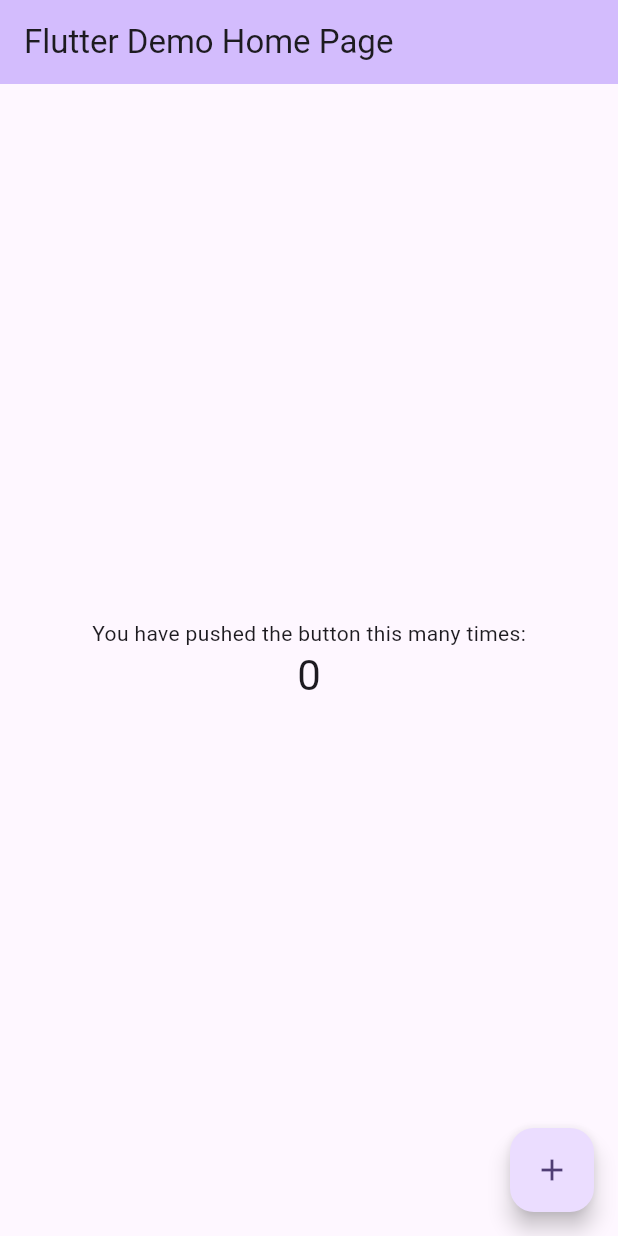
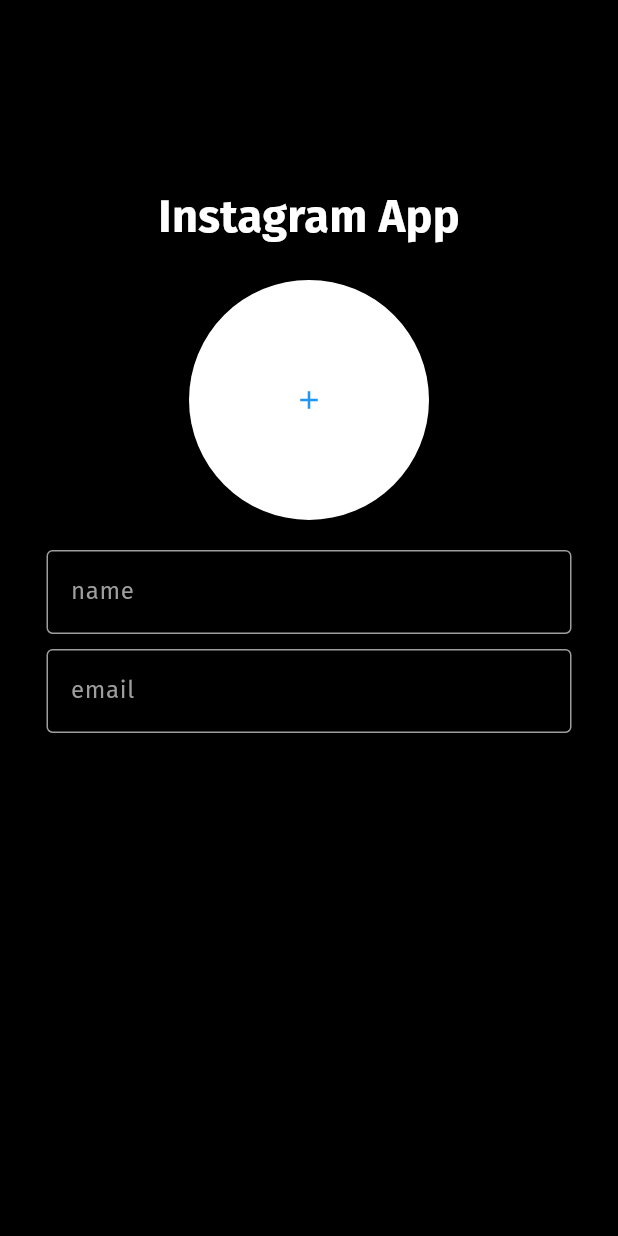
Before and after one commit to Eslamadelelkhouly/instagramapp, a Flutter app: the screen it shows after launch, on a phone screen of 412 x 824 dp. Run offline on Flutter 3.47's test engine with Material 3 defaults, Android fonts, the phone set to English and light mode, and no system bars; our stand-ins replace google_fonts.

Commit message:
add style , fonts , text field name and email , form

```diff
--- /dev/null
+++ b/lib/core/utils/style.dart
@@ -0,0 +1,17 @@
+import 'package:flutter/material.dart';
+
+abstract class Style {
+  static const textStyle20 = TextStyle(
+    fontSize: 20,
+  );
+
+  static const textStyle30 = TextStyle(
+    fontSize: 30,
+    fontWeight: FontWeight.bold,
+    color: Colors.white,
+  );
+
+  static const textStyle40 = TextStyle(
+    fontSize: 40,
+  );
+}
--- /dev/null
+++ b/lib/features/signUp/presentation/view/signup.dart
@@ -0,0 +1,13 @@
+import 'package:flutter/material.dart';
+import 'package:instagramapp/features/signUp/presentation/view/widget/signup_body.dart';
+
+class SignupScreen extends StatelessWidget {
+  const SignupScreen({super.key});
+
+  @override
+  Widget build(BuildContext context) {
+    return Scaffold(
+      body: SignupViewBody(),
+    );
+  }
+}
--- /dev/null
+++ b/lib/features/signUp/presentation/view/widget/form.dart
@@ -0,0 +1,31 @@
+import 'package:flutter/material.dart';
+import 'package:instagramapp/features/signUp/presentation/view/widget/text_form.dart';
+
+class CustomForm extends StatefulWidget {
+  CustomForm({super.key});
+
+  @override
+  State<CustomForm> createState() => _CustomFormState();
+}
+
+class _CustomFormState extends State<CustomForm> {
+  final GlobalKey key = GlobalKey<FormState>();
+
+  @override
+  Widget build(BuildContext context) {
+    return Form(
+      key: key,
+      child: Column(
+        children: [
+          const CustomTextForm(
+            hintext: 'name',
+          ),
+          const SizedBox(height: 10),
+          const CustomTextForm(
+            hintext: 'email',
+          ),
+        ],
+      ),
+    );
+  }
+}
--- /dev/null
+++ b/lib/features/signUp/presentation/view/widget/personal_image.dart
@@ -0,0 +1,29 @@
+import 'package:flutter/material.dart';
+
+class PersonalImage extends StatelessWidget {
+  const PersonalImage({super.key});
+
+  @override
+  Widget build(BuildContext context) {
+    return Stack(
+      children: [
+        CircleAvatar(
+          radius: 80,
+          backgroundColor: Colors.white,
+        ),
+        Positioned(
+          height: 80 * 2,
+          width: 80 * 2,
+          child: IconButton(
+            onPressed: () {},
+            icon: Icon(
+              size: 20,
+              Icons.add,
+              color: Colors.blue,
+            ),
+          ),
+        )
+      ],
+    );
+  }
+}
--- /dev/null
+++ b/lib/features/signUp/presentation/view/widget/signup_body.dart
@@ -0,0 +1,32 @@
+import 'package:flutter/material.dart';
+import 'package:instagramapp/core/utils/style.dart';
+import 'package:instagramapp/features/signUp/presentation/view/widget/form.dart';
+import 'package:instagramapp/features/signUp/presentation/view/widget/personal_image.dart';
+
+class SignupViewBody extends StatelessWidget {
+  const SignupViewBody({super.key});
+
+  @override
+  Widget build(BuildContext context) {
+    final width = MediaQuery.of(context).size.width;
+    final height = MediaQuery.of(context).size.height;
+    return SafeArea(
+      child: Align(
+        alignment: Alignment.topCenter,
+        child: Column(
+          children: [
+            SizedBox(height: height * 0.15),
+            const Text(
+              'Instagram App',
+              style: Style.textStyle30,
+            ),
+            SizedBox(height: 20),
+            const PersonalImage(),
+            SizedBox(height: 20),
+            CustomForm(),
+          ],
+        ),
+      ),
+    );
+  }
+}
--- /dev/null
+++ b/lib/features/signUp/presentation/view/widget/text_form.dart
@@ -0,0 +1,38 @@
+import 'package:flutter/material.dart';
+
+class CustomTextForm extends StatelessWidget {
+  const CustomTextForm({super.key, required this.hintext});
+  final String hintext;
+  @override
+  Widget build(BuildContext context) {
+    return Container(
+      width: 350,
+      child: TextFormField(
+        style: TextStyle(color: Colors.white),
+        validator: (value) {},
+        decoration: InputDecoration(
+          hintText: hintext,
+          hintStyle: TextStyle(color: Colors.grey),
+          focusedBorder: customborderfoucs(),
+          enabledBorder: customborderenable(),
+        ),
+      ),
+    );
+  }
+
+  OutlineInputBorder customborderenable() {
+    return OutlineInputBorder(
+      borderSide: BorderSide(
+        color: Colors.grey,
+      ),
+    );
+  }
+
+  OutlineInputBorder customborderfoucs() {
+    return OutlineInputBorder(
+      borderSide: BorderSide(
+        color: Colors.white,
+      ),
+    );
+  }
+}
--- a/lib/main.dart
+++ b/lib/main.dart
@@ -1,4 +1,6 @@
 import 'package:flutter/material.dart';
+import 'package:google_fonts/google_fonts.dart';
+import 'package:instagramapp/features/signUp/presentation/view/signup.dart';
 
 void main() {
   runApp(const MyApp());
@@ -11,115 +13,13 @@ class MyApp extends StatelessWidget {
   @override
   Widget build(BuildContext context) {
     return MaterialApp(
-      title: 'Flutter Demo',
+      debugShowCheckedModeBanner: false,
+      title: 'Instagram app',
       theme: ThemeData(
-        // This is the theme of your application.
-        //
-        // TRY THIS: Try running your application with "flutter run". You'll see
-        // the application has a purple toolbar. Then, without quitting the app,
-        // try changing the seedColor in the colorScheme below to Colors.green
-        // and then invoke "hot reload" (save your changes or press the "hot
-        // reload" button in a Flutter-supported IDE, or press "r" if you used
-        // the command line to start the app).
-        //
-        // Notice that the counter didn't reset back to zero; the application
-        // state is not lost during the reload. To reset the state, use hot
-        // restart instead.
-        //
-        // This works for code too, not just values: Most code changes can be
-        // tested with just a hot reload.
-        colorScheme: ColorScheme.fromSeed(seedColor: Colors.deepPurple),
-        useMaterial3: true,
+        scaffoldBackgroundColor: Colors.black,
+        fontFamily: GoogleFonts.firaSans().fontFamily,
       ),
-      home: const MyHomePage(title: 'Flutter Demo Home Page'),
+      home: SignupScreen(),
     );
   }
 }
-
-class MyHomePage extends StatefulWidget {
-  const MyHomePage({super.key, required this.title});
-
-  // This widget is the home page of your application. It is stateful, meaning
-  // that it has a State object (defined below) that contains fields that affect
-  // how it looks.
-
-  // This class is the configuration for the state. It holds the values (in this
-  // case the title) provided by the parent (in this case the App widget) and
-  // used by the build method of the State. Fields in a Widget subclass are
-  // always marked "final".
-
-  final String title;
-
-  @override
-  State<MyHomePage> createState() => _MyHomePageState();
-}
-
-class _MyHomePageState extends State<MyHomePage> {
-  int _counter = 0;
-
-  void _incrementCounter() {
-    setState(() {
-      // This call to setState tells the Flutter framework that something has
-      // changed in this State, which causes it to rerun the build method below
-      // so that the display can reflect the updated values. If we changed
-      // _counter without calling setState(), then the build method would not be
-      // called again, and so nothing would appear to happen.
-      _counter++;
-    });
-  }
-
-  @override
-  Widget build(BuildContext context) {
-    // This method is rerun every time setState is called, for instance as done
-    // by the _incrementCounter method above.
-    //
-    // The Flutter framework has been optimized to make rerunning build methods
-    // fast, so that you can just rebuild anything that needs updating rather
-    // than having to individually change instances of widgets.
-    return Scaffold(
-      appBar: AppBar(
-        // TRY THIS: Try changing the color here to a specific color (to
-        // Colors.amber, perhaps?) and trigger a hot reload to see the AppBar
-        // change color while the other colors stay the same.
-        backgroundColor: Theme.of(context).colorScheme.inversePrimary,
-        // Here we take the value from the MyHomePage object that was created by
-        // the App.build method, and use it to set our appbar title.
-        title: Text(widget.title),
-      ),
-      body: Center(
-        // Center is a layout widget. It takes a single child and positions it
-        // in the middle of the parent.
-        child: Column(
-          // Column is also a layout widget. It takes a list of children and
-          // arranges them vertically. By default, it sizes itself to fit its
-          // children horizontally, and tries to be as tall as its parent.
-          //
-          // Column has various properties to control how it sizes itself and
-          // how it positions its children. Here we use mainAxisAlignment to
-          // center the children vertically; the main axis here is the vertical
-          // axis because Columns are vertical (the cross axis would be
-          // horizontal).
-          //
-          // TRY THIS: Invoke "debug painting" (choose the "Toggle Debug Paint"
-          // action in the IDE, or press "p" in the console), to see the
-          // wireframe for each widget.
-          mainAxisAlignment: MainAxisAlignment.center,
-          children: <Widget>[
-            const Text(
-              'You have pushed the button this many times:',
-            ),
-            Text(
-              '$_counter',
-              style: Theme.of(context).textTheme.headlineMedium,
-            ),
-          ],
-        ),
-      ),
-      floatingActionButton: FloatingActionButton(
-        onPressed: _incrementCounter,
-        tooltip: 'Increment',
-        child: const Icon(Icons.add),
-      ), // This trailing comma makes auto-formatting nicer for build methods.
-    );
-  }
-}
--- a/pubspec.yaml
+++ b/pubspec.yaml
@@ -35,6 +35,7 @@ dependencies:
   # The following adds the Cupertino Icons font to your application.
   # Use with the CupertinoIcons class for iOS style icons.
   cupertino_icons: ^1.0.6
+  google_fonts: ^6.2.1
 
 dev_dependencies:
   flutter_test:
```
Also changed, not shown: pubspec.lock, 1 other file.
